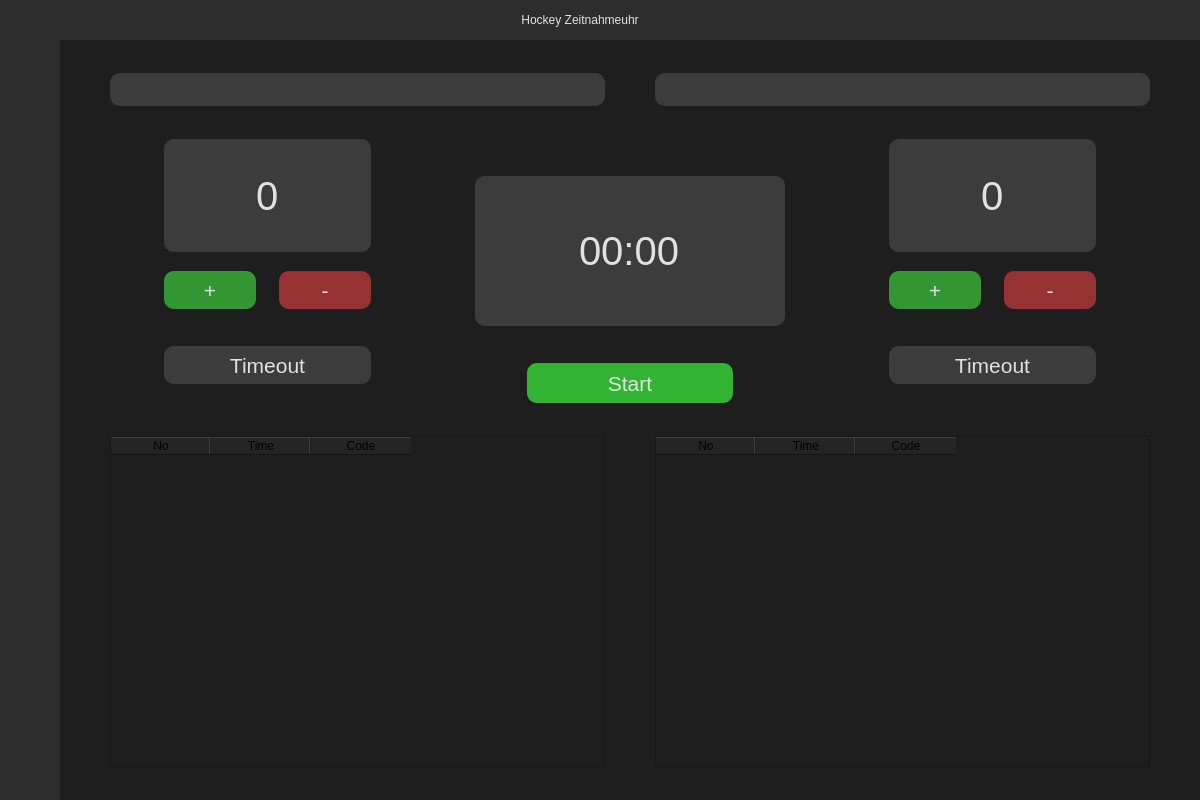
Before: the Qt Designer form qt_ui/main_window.ui in maerkl24/hockeygameclock, drawn with Qt 5.
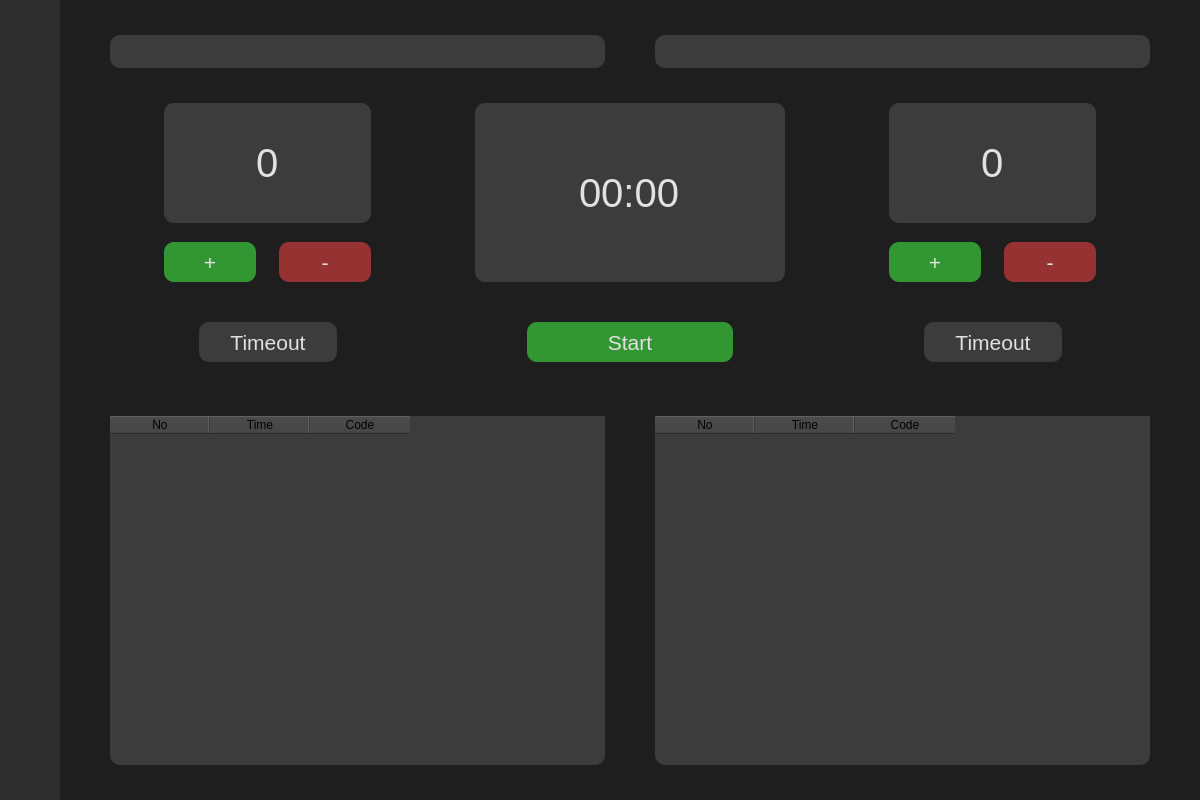
After: the same form once the commit is applied. Icons and pictures are not drawn.

Commit message: Update UI and add job for code generation

What changed in the file:
```diff
--- a/qt_ui/main_window.ui
+++ b/qt_ui/main_window.ui
@@ -16,6 +16,11 @@
     <height>600</height>
    </size>
   </property>
+  <property name="font">
+   <font>
+    <pointsize>9</pointsize>
+   </font>
+  </property>
   <property name="windowTitle">
    <string>MainWindow</string>
   </property>
@@ -50,6 +55,13 @@
     border-radius: 10px;
 	color: rgb(225, 225, 225);
 	background-color: rgb(60, 60, 60);
+}
+
+QTableWidget {
+    border: none;
+    border-radius: 10px;
+    color: rgb(225, 225, 225);
+	background-color: rgb(60, 60, 60);
 }</string>
    </property>
    <layout class="QVBoxLayout" name="verticalLayout">
@@ -68,210 +80,6 @@
     <property name="bottomMargin">
      <number>0</number>
     </property>
-    <item>
-     <widget class="QFrame" name="top_bar">
-      <property name="minimumSize">
-       <size>
-        <width>0</width>
-        <height>40</height>
-       </size>
-      </property>
-      <property name="maximumSize">
-       <size>
-        <width>16777215</width>
-        <height>40</height>
-       </size>
-      </property>
-      <property name="styleSheet">
-       <string notr="true">background-color: rgb(45, 45, 45);</string>
-      </property>
-      <property name="frameShape">
-       <enum>QFrame::NoFrame</enum>
-      </property>
-      <property name="frameShadow">
-       <enum>QFrame::Raised</enum>
-      </property>
-      <property name="lineWidth">
-       <number>0</number>
-      </property>
-      <layout class="QHBoxLayout" name="horizontalLayout_2">
-       <property name="spacing">
-        <number>0</number>
-       </property>
-       <property name="leftMargin">
-        <number>0</number>
-       </property>
-       <property name="topMargin">
-        <number>0</number>
-       </property>
-       <property name="rightMargin">
-        <number>0</number>
-       </property>
-       <property name="bottomMargin">
-        <number>0</number>
-       </property>
-       <item>
-        <widget class="QLabel" name="logo">
-         <property name="minimumSize">
-          <size>
-           <width>60</width>
-           <height>40</height>
-          </size>
-         </property>
-         <property name="maximumSize">
-          <size>
-           <width>60</width>
-           <height>40</height>
-          </size>
-         </property>
-         <property name="text">
-          <string/>
-         </property>
-         <property name="pixmap">
-          <pixmap resource="resources.qrc">:/icons/icons/logo.png</pixmap>
-         </property>
-         <property name="scaledContents">
-          <bool>false</bool>
-         </property>
-         <property name="alignment">
-          <set>Qt::AlignCenter</set>
-         </property>
-        </widget>
-       </item>
-       <item>
-        <widget class="QLabel" name="name">
-         <property name="styleSheet">
-          <string notr="true">font: 700 12pt &quot;Calibri&quot;;
-color: rgb(225, 225, 225);</string>
-         </property>
-         <property name="text">
-          <string>Hockey Zeitnahmeuhr</string>
-         </property>
-         <property name="alignment">
-          <set>Qt::AlignCenter</set>
-         </property>
-        </widget>
-       </item>
-       <item>
-        <widget class="QFrame" name="buttons">
-         <property name="minimumSize">
-          <size>
-           <width>100</width>
-           <height>0</height>
-          </size>
-         </property>
-         <property name="maximumSize">
-          <size>
-           <width>100</width>
-           <height>16777215</height>
-          </size>
-         </property>
-         <property name="frameShape">
-          <enum>QFrame::NoFrame</enum>
-         </property>
-         <property name="frameShadow">
-          <enum>QFrame::Raised</enum>
-         </property>
-         <property name="lineWidth">
-          <number>0</number>
-         </property>
-         <layout class="QHBoxLayout" name="horizontalLayout_3">
-          <property name="spacing">
-           <number>0</number>
-          </property>
-          <property name="leftMargin">
-           <number>0</number>
-          </property>
-          <property name="topMargin">
-           <number>0</number>
-          </property>
-          <property name="rightMargin">
-           <number>0</number>
-          </property>
-          <property name="bottomMargin">
-           <number>0</number>
-          </property>
-          <item>
-           <widget class="QPushButton" name="min">
-            <property name="minimumSize">
-             <size>
-              <width>32</width>
-              <height>32</height>
-             </size>
-            </property>
-            <property name="maximumSize">
-             <size>
-              <width>32</width>
-              <height>32</height>
-             </size>
-            </property>
-            <property name="text">
-             <string/>
-            </property>
-            <property name="icon">
-             <iconset resource="resources.qrc">
-              <normaloff>:/icons/icons/min.png</normaloff>:/icons/icons/min.png</iconset>
-            </property>
-           </widget>
-          </item>
-          <item>
-           <widget class="QPushButton" name="max">
-            <property name="minimumSize">
-             <size>
-              <width>32</width>
-              <height>32</height>
-             </size>
-            </property>
-            <property name="maximumSize">
-             <size>
-              <width>32</width>
-              <height>32</height>
-             </size>
-            </property>
-            <property name="text">
-             <string/>
-            </property>
-            <property name="icon">
-             <iconset resource="resources.qrc">
-              <normaloff>:/icons/icons/max.png</normaloff>:/icons/icons/max.png</iconset>
-            </property>
-           </widget>
-          </item>
-          <item>
-           <widget class="QPushButton" name="close">
-            <property name="minimumSize">
-             <size>
-              <width>32</width>
-              <height>32</height>
-             </size>
-            </property>
-            <property name="maximumSize">
-             <size>
-              <width>32</width>
-              <height>32</height>
-             </size>
-            </property>
-            <property name="text">
-             <string/>
-            </property>
-            <property name="icon">
-             <iconset resource="resources.qrc">
-              <normaloff>:/icons/icons/close.png</normaloff>:/icons/icons/close.png</iconset>
-            </property>
-            <property name="iconSize">
-             <size>
-              <width>16</width>
-              <height>16</height>
-             </size>
-            </property>
-           </widget>
-          </item>
-         </layout>
-        </widget>
-       </item>
-      </layout>
-     </widget>
-    </item>
     <item>
      <widget class="QFrame" name="content">
       <property name="frameShape">
@@ -355,6 +163,11 @@
               <height>60</height>
              </size>
             </property>
+            <property name="styleSheet">
+             <string notr="true">QPushButton:hover {
+	background-color: rgb(75, 75, 75);
+}</string>
+            </property>
             <property name="text">
              <string/>
             </property>
@@ -658,7 +471,17 @@
                    </font>
                   </property>
                   <property name="styleSheet">
-                   <string notr="true">background-color: rgb(50, 150, 50);</string>
+                   <string notr="true">QPushButton {
+    border: none;
+    border-radius: 10px;
+    color: rgb(225, 225, 225);
+    background-color: rgb(50, 150, 50);
+}
+QPushButton:hover {
+    color: rgb(255, 255, 255);
+	background-color: rgb(50, 200, 50);
+}
+</string>
                   </property>
                   <property name="text">
                    <string>+</string>
@@ -701,7 +524,16 @@
                    </font>
                   </property>
                   <property name="styleSheet">
-                   <string notr="true">background-color: rgb(150, 50, 50);</string>
+                   <string notr="true">QPushButton {
+    border: none;
+    border-radius: 10px;
+    color: rgb(225, 225, 225);
+    background-color: rgb(150, 50, 50);
+}
+QPushButton:hover {
+    color: rgb(255, 255, 255);
+	background-color: rgb(200, 50, 50);
+}</string>
                   </property>
                   <property name="text">
                    <string>-</string>
@@ -727,25 +559,80 @@
                </spacer>
               </item>
               <item>
-               <widget class="QPushButton" name="home_timeout">
-                <property name="sizePolicy">
-                 <sizepolicy hsizetype="Expanding" vsizetype="Expanding">
-                  <horstretch>0</horstretch>
-                  <verstretch>0</verstretch>
-                 </sizepolicy>
+               <layout class="QHBoxLayout" name="horizontalLayout_2" stretch="1,4,1">
+                <property name="spacing">
+                 <number>0</number>
                 </property>
-                <property name="font">
-                 <font>
-                  <pointsize>16</pointsize>
-                 </font>
+                <property name="leftMargin">
+                 <number>0</number>
                 </property>
-                <property name="styleSheet">
-                 <string notr="true">background-color: rgb(60, 60, 60);</string>
+                <property name="topMargin">
+                 <number>0</number>
                 </property>
-                <property name="text">
-                 <string>Timeout</string>
+                <property name="rightMargin">
+                 <number>0</number>
                 </property>
-               </widget>
+                <property name="bottomMargin">
+                 <number>0</number>
+                </property>
+                <item>
+                 <spacer name="horizontalSpacer_14">
+                  <property name="orientation">
+                   <enum>Qt::Horizontal</enum>
+                  </property>
+                  <property name="sizeHint" stdset="0">
+                   <size>
+                    <width>40</width>
+                    <height>20</height>
+                   </size>
+                  </property>
+                 </spacer>
+                </item>
+                <item>
+                 <widget class="QPushButton" name="home_timeout">
+                  <property name="sizePolicy">
+                   <sizepolicy hsizetype="Expanding" vsizetype="Expanding">
+                    <horstretch>0</horstretch>
+                    <verstretch>0</verstretch>
+                   </sizepolicy>
+                  </property>
+                  <property name="font">
+                   <font>
+                    <pointsize>16</pointsize>
+                   </font>
+                  </property>
+                  <property name="styleSheet">
+                   <string notr="true">QPushButton {
+    border: none;
+    border-radius: 10px;
+    color: rgb(225, 225, 225);
+    background-color: rgb(60, 60, 60);
+}
+QPushButton:hover {
+    color: rgb(255, 255, 255);
+	background-color: rgb(75, 75, 75);
+}
+</string>
+                  </property>
+                  <property name="text">
+                   <string>Timeout</string>
+                  </property>
+                 </widget>
+                </item>
+                <item>
+                 <spacer name="horizontalSpacer_15">
+                  <property name="orientation">
+                   <enum>Qt::Horizontal</enum>
+                  </property>
+                  <property name="sizeHint" stdset="0">
+                   <size>
+                    <width>40</width>
+                    <height>20</height>
+                   </size>
+                  </property>
+                 </spacer>
+                </item>
+               </layout>
               </item>
               <item>
                <spacer name="verticalSpacer_9">
@@ -779,23 +666,10 @@
              </spacer>
             </item>
             <item>
-             <layout class="QVBoxLayout" name="time_control" stretch="1,4,1,2">
+             <layout class="QVBoxLayout" name="time_control" stretch="9,2,2,1">
               <property name="spacing">
                <number>0</number>
               </property>
-              <item>
-               <spacer name="verticalSpacer_8">
-                <property name="orientation">
-                 <enum>Qt::Vertical</enum>
-                </property>
-                <property name="sizeHint" stdset="0">
-                 <size>
-                  <width>20</width>
-                  <height>40</height>
-                 </size>
-                </property>
-               </spacer>
-              </item>
               <item>
                <widget class="QTimeEdit" name="timeEdit">
                 <property name="sizePolicy">
@@ -906,13 +780,13 @@
                   <property name="minimumSize">
                    <size>
                     <width>0</width>
-                    <height>40</height>
+                    <height>0</height>
                    </size>
                   </property>
                   <property name="maximumSize">
                    <size>
                     <width>16777215</width>
-                    <height>40</height>
+                    <height>16777215</height>
                    </size>
                   </property>
                   <property name="font">
@@ -921,7 +795,16 @@
                    </font>
                   </property>
                   <property name="styleSheet">
-                   <string notr="true">background-color: rgb(50, 180, 50);</string>
+                   <string notr="true">QPushButton {
+    border: none;
+    border-radius: 10px;
+    color: rgb(225, 225, 225);
+    background-color: rgb(50, 150, 50);
+}
+QPushButton:hover {
+    color: rgb(255, 255, 255);
+	background-color: rgb(50, 200, 50);
+}</string>
                   </property>
                   <property name="text">
                    <string>Start</string>
@@ -943,6 +826,19 @@
                 </item>
                </layout>
               </item>
+              <item>
+               <spacer name="verticalSpacer_13">
+                <property name="orientation">
+                 <enum>Qt::Vertical</enum>
+                </property>
+                <property name="sizeHint" stdset="0">
+                 <size>
+                  <width>20</width>
+                  <height>40</height>
+                 </size>
+                </property>
+               </spacer>
+              </item>
              </layout>
             </item>
             <item>
@@ -1040,7 +936,16 @@
                    </font>
                   </property>
                   <property name="styleSheet">
-                   <string notr="true">background-color: rgb(50, 150, 50);</string>
+                   <string notr="true">QPushButton {
+    border: none;
+    border-radius: 10px;
+    color: rgb(225, 225, 225);
+    background-color: rgb(50, 150, 50);
+}
+QPushButton:hover {
+    color: rgb(255, 255, 255);
+	background-color: rgb(50, 200, 50);
+}</string>
                   </property>
                   <property name="text">
                    <string>+</string>
@@ -1083,7 +988,16 @@
                    </font>
                   </property>
                   <property name="styleSheet">
-                   <string notr="true">background-color: rgb(150, 50, 50);</string>
+                   <string notr="true">QPushButton {
+    border: none;
+    border-radius: 10px;
+    color: rgb(225, 225, 225);
+    background-color: rgb(150, 50, 50);
+}
+QPushButton:hover {
+    color: rgb(255, 255, 255);
+	background-color: rgb(200, 50, 50);
+}</string>
                   </property>
                   <property name="text">
                    <string>-</string>
@@ -1109,25 +1023,79 @@
                </spacer>
               </item>
               <item>
-               <widget class="QPushButton" name="guest_timeout">
-                <property name="sizePolicy">
-                 <sizepolicy hsizetype="Expanding" vsizetype="Expanding">
-                  <horstretch>0</horstretch>
-                  <verstretch>0</verstretch>
-                 </sizepolicy>
+               <layout class="QHBoxLayout" name="horizontalLayout_3" stretch="1,4,1">
+                <property name="spacing">
+                 <number>0</number>
                 </property>
-                <property name="font">
-                 <font>
-                  <pointsize>16</pointsize>
-                 </font>
+                <property name="leftMargin">
+                 <number>0</number>
                 </property>
-                <property name="styleSheet">
-                 <string notr="true">background-color: rgb(60, 60, 60);</string>
+                <property name="topMargin">
+                 <number>0</number>
                 </property>
-                <property name="text">
-                 <string>Timeout</string>
+                <property name="rightMargin">
+                 <number>0</number>
                 </property>
-               </widget>
+                <property name="bottomMargin">
+                 <number>0</number>
+                </property>
+                <item>
+                 <spacer name="horizontalSpacer_16">
+                  <property name="orientation">
+                   <enum>Qt::Horizontal</enum>
+                  </property>
+                  <property name="sizeHint" stdset="0">
+                   <size>
+                    <width>40</width>
+                    <height>20</height>
+                   </size>
+                  </property>
+                 </spacer>
+                </item>
+                <item>
+                 <widget class="QPushButton" name="guest_timeout">
+                  <property name="sizePolicy">
+                   <sizepolicy hsizetype="Expanding" vsizetype="Expanding">
+                    <horstretch>0</horstretch>
+                    <verstretch>0</verstretch>
+                   </sizepolicy>
+                  </property>
+                  <property name="font">
+                   <font>
+                    <pointsize>16</pointsize>
+                   </font>
+                  </property>
+                  <property name="styleSheet">
+                   <string notr="true">QPushButton {
+    border: none;
+    border-radius: 10px;
+    color: rgb(225, 225, 225);
+    background-color: rgb(60, 60, 60);
+}
+QPushButton:hover {
+    color: rgb(255, 255, 255);
+	background-color: rgb(75, 75, 75);
+}</string>
+                  </property>
+                  <property name="text">
+                   <string>Timeout</string>
+                  </property>
+                 </widget>
+                </item>
+                <item>
+                 <spacer name="horizontalSpacer_17">
+                  <property name="orientation">
+                   <enum>Qt::Horizontal</enum>
+                  </property>
+                  <property name="sizeHint" stdset="0">
+                   <size>
+                    <width>40</width>
+                    <height>20</height>
+                   </size>
+                  </property>
+                 </spacer>
+                </item>
+               </layout>
               </item>
               <item>
                <spacer name="verticalSpacer_10">
@@ -1212,6 +1180,10 @@
               </property>
               <item>
                <widget class="QTableWidget" name="home_penalties">
+                <property name="styleSheet">
+                 <string notr="true">background-color: rgb(60, 60, 60);
+</string>
+                </property>
                 <column>
                  <property name="text">
                   <string>No</string>
@@ -1266,6 +1238,9 @@
               </property>
               <item>
                <widget class="QTableWidget" name="guest_penalties">
+                <property name="styleSheet">
+                 <string notr="true">background-color: rgb(60, 60, 60);</string>
+                </property>
                 <column>
                  <property name="text">
                   <string>No</string>
```
Left out of the diff: 12 changed lines with no effect on the pictures. The commit also changes 4 other files.
